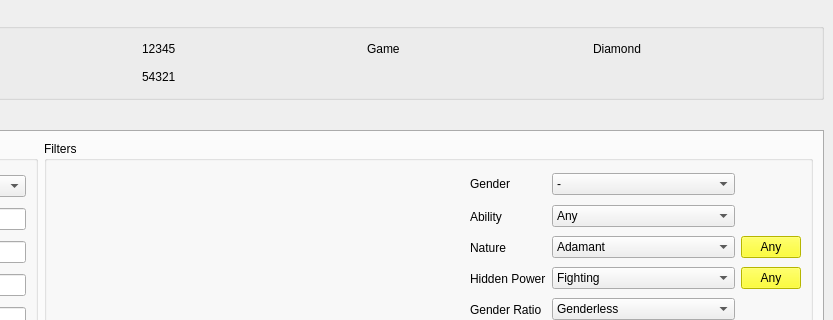
Admiral-Fish/PokeFinder, file Forms/Gen4/Eggs4.ui: the form before one commit; both pictures show x 367 to 1200 and y 0 to 320 of the 1200 by 700 pixel window.
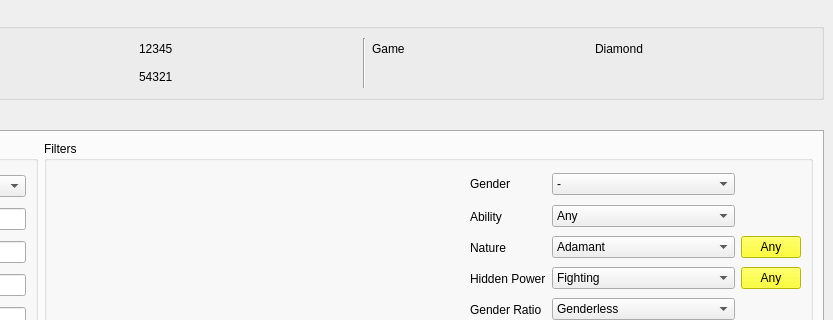
The form after the commit. Custom widgets are drawn as their Qt base class.

Diff of the .ui file:
```diff
--- a/Forms/Gen4/Eggs4.ui
+++ b/Forms/Gen4/Eggs4.ui
@@ -209,14 +209,21 @@
          </property>
         </widget>
        </item>
-       <item row="0" column="4">
+       <item row="0" column="4" rowspan="2">
+        <widget class="Line" name="line">
+         <property name="orientation">
+          <enum>Qt::Vertical</enum>
+         </property>
+        </widget>
+       </item>
+       <item row="0" column="5">
         <widget class="QLabel" name="label_4">
          <property name="text">
           <string>Game</string>
          </property>
         </widget>
        </item>
-       <item row="0" column="5">
+       <item row="0" column="6">
         <widget class="QLabel" name="profileGame">
          <property name="text">
           <string>Diamond</string>
```
Left out of the diff: 2 changed lines with no effect on the pictures.
